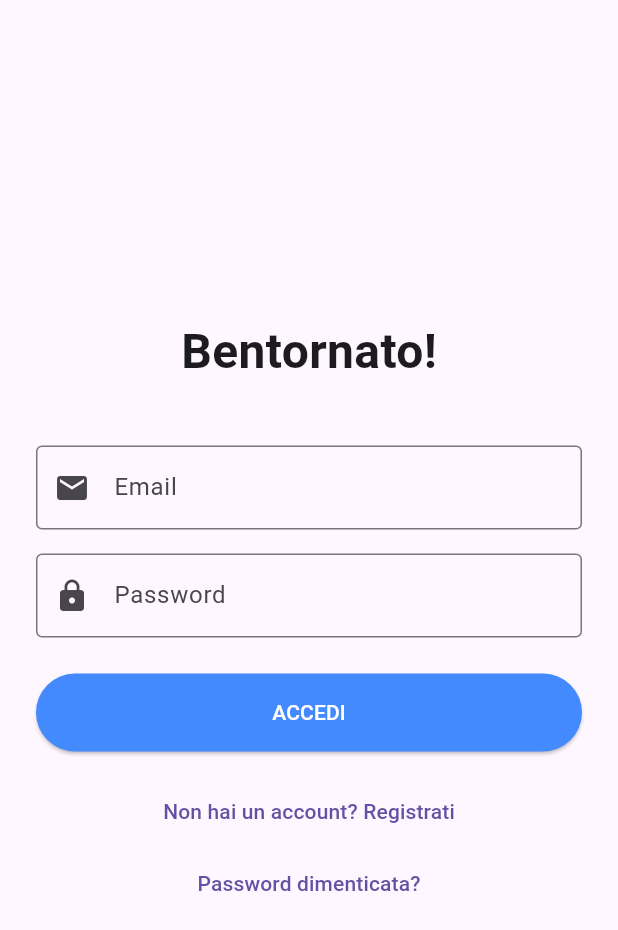
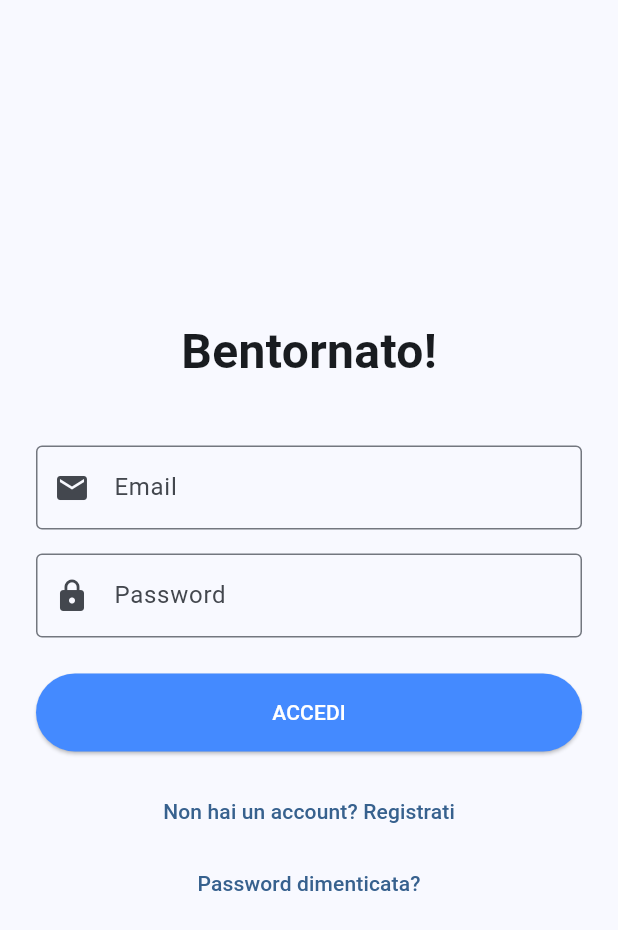
Before and after one commit to imTraini/Zampapp-Flutter, a Flutter app: the screen it shows after launch, on a phone screen of 412 x 824 dp. Shown: the top 930 px of the screen. Run offline on Flutter 3.47's test engine with Material 3 defaults, Android fonts, the light colour scheme and no system bars; our stand-ins replace cached_network_image, cloud_firestore, firebase_auth, firebase_core, firebase_storage, image_picker; accounts and stored records are empty.

Commit message:
Colore Azzurro

```diff
--- a/zampapp/lib/main.dart
+++ b/zampapp/lib/main.dart
@@ -10,7 +10,6 @@ void main() async {
     options: DefaultFirebaseOptions.currentPlatform,
   );
 
-  // ✅ Aggiunto per risolvere l'errore di formattazione della data
   await initializeDateFormatting('it_IT', null);
 
   runApp(const ZampApp());
@@ -21,10 +20,19 @@ class ZampApp extends StatelessWidget {
 
   @override
   Widget build(BuildContext context) {
-    return const MaterialApp(
+    // Definizione del colore azzurro personalizzato.
+    final Color azzurro = Color(0xFF73AAEA);
+
+    return MaterialApp(
       debugShowCheckedModeBanner: false,
       title: 'ZampApp',
-      home: AuthGate(),
+      // Imposta il tema dell'intera applicazione.
+      theme: ThemeData(
+        // Utilizza ColorScheme.fromSeed per un tema moderno basato su un colore "seme".
+        colorScheme: ColorScheme.fromSeed(seedColor: azzurro),
+        useMaterial3: true,
+      ),
+      home: const AuthGate(),
     );
   }
 }
```
